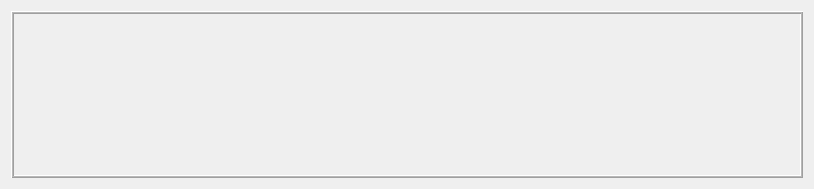
The window that forms/imageStackWidget.ui (isis-group/vast) describes before a commit, drawn with Qt 5.
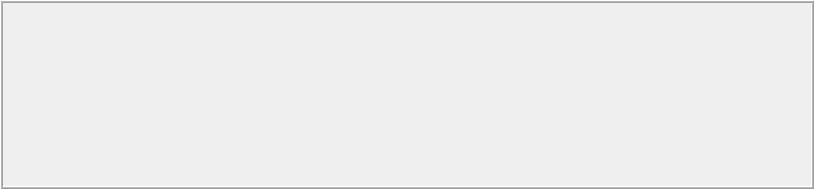
The same window after the commit. Icons and pictures are not drawn.

Commit message: fixed crash when opening preferences dialog without having any image loaded

```diff
--- a/forms/imageStackWidget.ui
+++ b/forms/imageStackWidget.ui
@@ -26,6 +26,9 @@
    <string>Form</string>
   </property>
   <layout class="QVBoxLayout" name="verticalLayout">
+   <property name="margin">
+    <number>0</number>
+   </property>
    <item>
     <widget class="QFrame" name="frame">
      <property name="sizePolicy">
@@ -50,6 +53,9 @@
       <number>1</number>
      </property>
      <layout class="QVBoxLayout" name="verticalLayout_3">
+      <property name="spacing">
+       <number>2</number>
+      </property>
       <property name="margin">
        <number>2</number>
       </property>
```
The commit also changes 1 other file.
